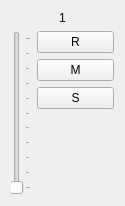
rncbc/qmidictl, file src/qmidictlMixerStrip.ui: the form before one commit.
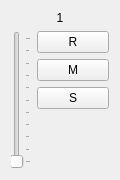
The form after the commit.

```diff
--- a/src/qmidictlMixerStrip.ui
+++ b/src/qmidictlMixerStrip.ui
@@ -26,8 +26,8 @@
    <rect>
     <x>0</x>
     <y>0</y>
-    <width>125</width>
-    <height>206</height>
+    <width>120</width>
+    <height>180</height>
    </rect>
   </property>
   <property name="minimumSize">
@@ -94,7 +94,7 @@
     </widget>
    </item>
    <item row="4" column="1">
-    <spacer name="verticalSpacer">
+    <spacer>
      <property name="orientation">
       <enum>Qt::Vertical</enum>
      </property>
```
Left out of the diff: 2 changed lines with no effect on the pictures.
